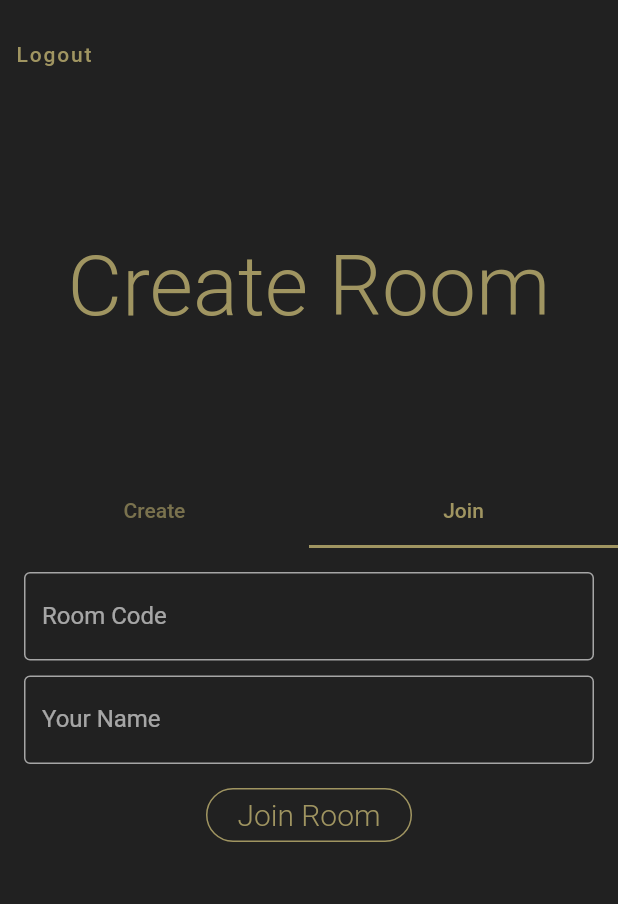
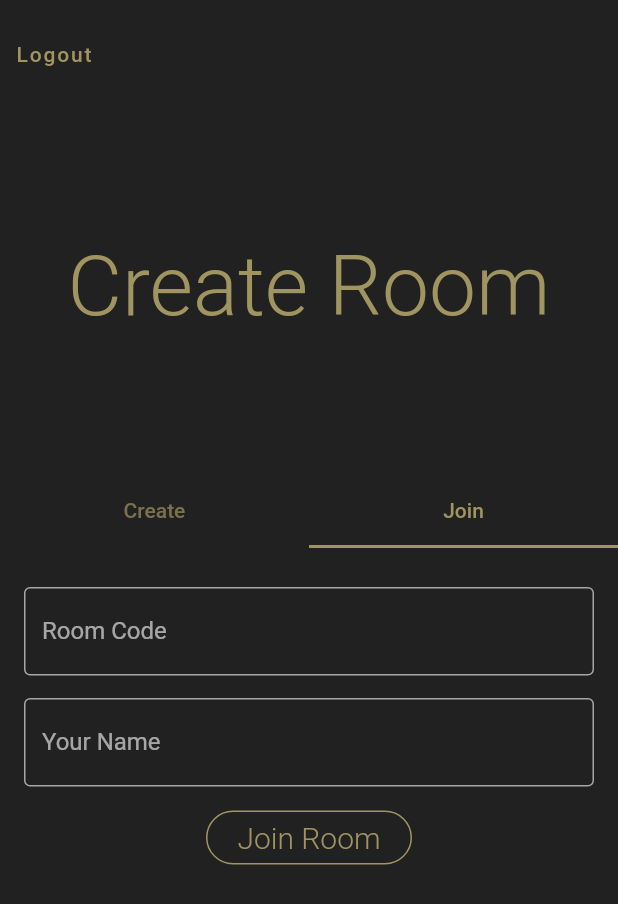
Before and after one commit to tusharsadhwani/2doku, a Flutter app: the HomeScreen screen opened by its route, tab 2 chosen, on a phone screen of 412 x 824 dp. Shown: the top 904 px of the screen. Run offline on Flutter 3.47's test engine with Material 2 defaults, Android fonts, the phone set to English and light mode, and no system bars; our stand-ins replace cloud_firestore, firebase_auth, flutter_svg, google_sign_in, page_transition; accounts and stored records are empty.

Commit message:
UI fixes for smaller devices

```diff
--- a/lib/screens/home/home_screen.dart
+++ b/lib/screens/home/home_screen.dart
@@ -46,6 +46,7 @@ class _HomeScreenState extends State<HomeScreen>
                 elevation: 0,
                 highlightElevation: 0,
                 onPressed: () => _handleSignOut(context),
+                child: FittedBox(
                   child: Text(
                     'Logout',
                     style: TextStyle(
@@ -54,12 +55,18 @@ class _HomeScreenState extends State<HomeScreen>
                   ),
                 ),
               ),
+            ),
             Expanded(
               flex: 1,
               child: Center(
+                child: FittedBox(
+                  child: Padding(
+                    padding: const EdgeInsets.all(16.0),
                     child: Text(
                       'Create Room',
                       style: Theme.of(context).textTheme.headline2,
+                    ),
+                  ),
                 ),
               ),
             ),
@@ -116,6 +123,7 @@ class _CreateRoomState extends State<CreateRoom> {
         child: ListView(
           shrinkWrap: true,
           children: <Widget>[
+            SizedBox(height: 10),
             TextFormField(
               decoration: InputDecoration(labelText: "Your Name"),
               validator: (value) {
@@ -174,6 +182,7 @@ class _JoinRoomState extends State<JoinRoom> {
         child: ListView(
           shrinkWrap: true,
           children: <Widget>[
+            SizedBox(height: 10),
             TextFormField(
               decoration: InputDecoration(
                 labelText: "Room Code",
@@ -190,7 +199,7 @@ class _JoinRoomState extends State<JoinRoom> {
               textInputAction: TextInputAction.next,
               onFieldSubmitted: (_) => nameNode.requestFocus(),
             ),
-            SizedBox(height: 10),
+            SizedBox(height: 15),
             TextFormField(
               decoration: InputDecoration(
                 labelText: "Your Name",
--- a/pubspec.yaml
+++ b/pubspec.yaml
@@ -11,7 +11,7 @@ description: A new Flutter project.
 # In iOS, build-name is used as CFBundleShortVersionString while build-number used as CFBundleVersion.
 # Read more about iOS versioning at
 # https://developer.apple.com/library/archive/documentation/General/Reference/InfoPlistKeyReference/Articles/CoreFoundationKeys.html
-version: 1.1.0+3
+version: 1.1.1+4
 
 environment:
   sdk: ">=2.1.0 <3.0.0"
```
Also changed, not shown: lib/screens/lobby/lobby_screen.dart (+17 -2 lines), lib/screens/login/login_screen.dart (+8 -3 lines), lib/screens/splash_screen/splash_screen.dart (+5 -3 lines). Lines whose indentation alone changed are shown as unchanged.
